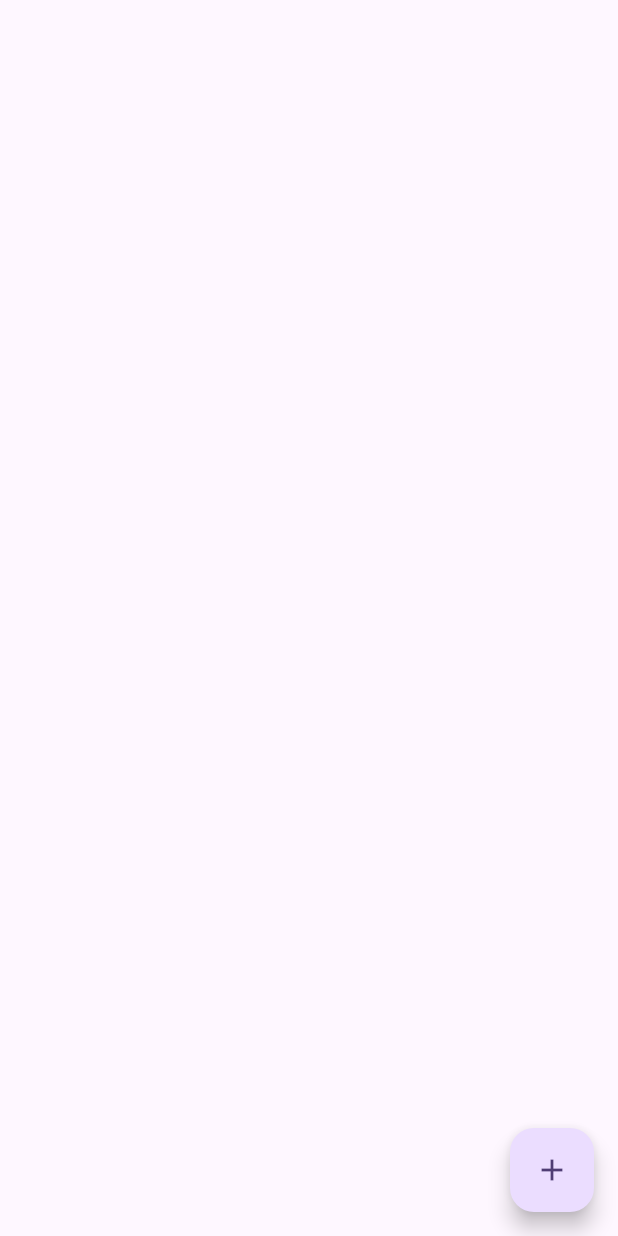
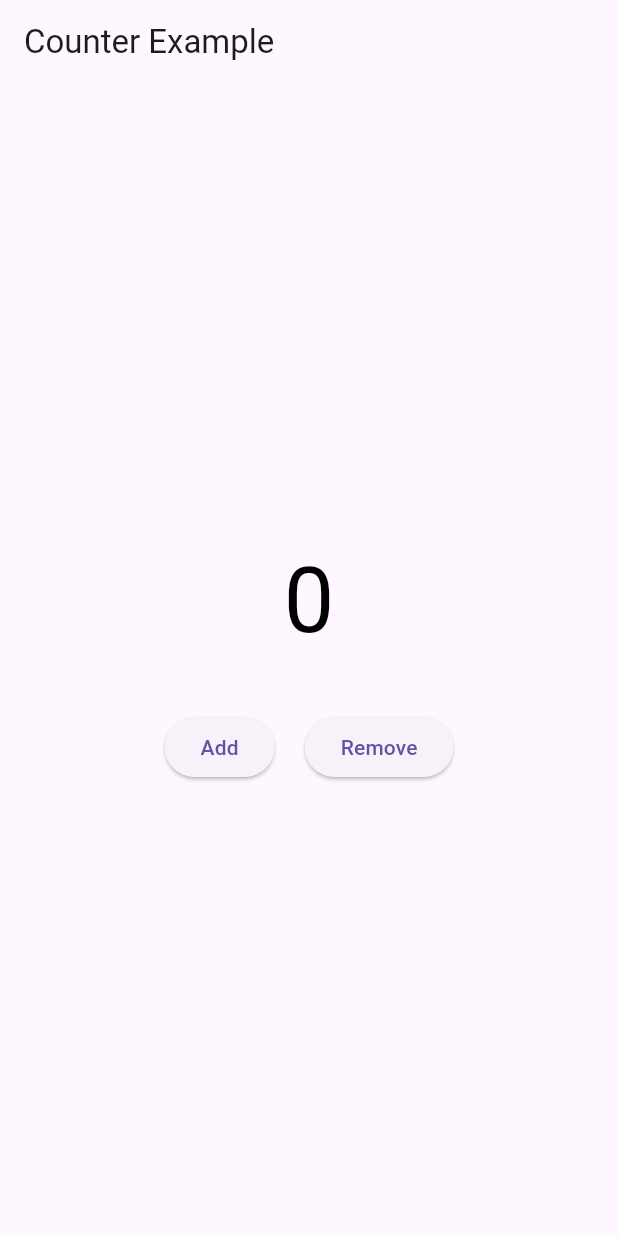
Before and after one commit to iliyasifa/bloc_flutter_tut, a Flutter app: the screen it shows after launch, on a phone screen of 412 x 824 dp. Run offline on Flutter 3.47's test engine with Material 3 defaults, Android fonts, the phone set to English and light mode, and no system bars; our stand-ins replace bloc, equatable, flutter_bloc.

Commit message:
feat: basic bloc used in counter

```diff
--- /dev/null
+++ b/lib/bloc/counter_bloc/counter_bloc.dart
@@ -0,0 +1,20 @@
+import 'package:bloc_flutter_tut/bloc/counter_bloc/counter_event.dart';
+import 'package:bloc_flutter_tut/bloc/counter_bloc/counter_state.dart';
+import 'package:bloc/bloc.dart';
+
+class CounterBloc extends Bloc<CounterEvent, CounterState> {
+  CounterBloc() : super(const CounterState()) {
+    on<IncrementCounter>(_increment);
+    on<DecrementCounter>(_decrement);
+  }
+
+  /// [_increment] method invoked when increment add button is tapped
+  void _increment(IncrementCounter event, Emitter<CounterState> emit) {
+    emit(state.copyWith(counter: state.counter + 1));
+  }
+
+  /// [_decrement] method invoked when decrement remove button is tapped
+  void _decrement(DecrementCounter event, Emitter<CounterState> emit) {
+    emit(state.copyWith(counter: state.counter - 1));
+  }
+}
--- /dev/null
+++ b/lib/bloc/counter_bloc/counter_event.dart
@@ -0,0 +1,12 @@
+import 'package:equatable/equatable.dart';
+
+abstract class CounterEvent extends Equatable {
+  const CounterEvent();
+
+  @override
+  List<Object> get props => [];
+}
+
+class IncrementCounter extends CounterEvent {}
+
+class DecrementCounter extends CounterEvent {}
--- /dev/null
+++ b/lib/bloc/counter_bloc/counter_state.dart
@@ -0,0 +1,15 @@
+import 'package:equatable/equatable.dart';
+
+class CounterState extends Equatable {
+  final int counter;
+  const CounterState({this.counter = 0});
+
+  CounterState copyWith({int? counter}) {
+    return CounterState(
+      counter: counter ?? this.counter,
+    );
+  }
+
+  @override
+  List<Object> get props => [counter];
+}
--- a/lib/main.dart
+++ b/lib/main.dart
@@ -1,5 +1,7 @@
-import 'package:bloc_flutter_tut/equatable_testing.dart';
+import 'package:bloc_flutter_tut/bloc/counter_bloc/counter_bloc.dart';
+import 'package:bloc_flutter_tut/view/counter_screen.dart';
 import 'package:flutter/material.dart';
+import 'package:flutter_bloc/flutter_bloc.dart';
 
 void main() {
   runApp(const MyApp());
@@ -10,14 +12,15 @@ class MyApp extends StatelessWidget {
 
   @override
   Widget build(BuildContext context) {
-    return MaterialApp(
-      title: 'Flutter Demo',
-      theme: ThemeData(
-        colorScheme: ColorScheme.fromSeed(seedColor: Colors.deepPurple),
-        useMaterial3: true,
+    return BlocProvider(
+      create: (_) => CounterBloc(),
+      child: MaterialApp(
+        title: 'Flutter Demo',
+        theme: ThemeData(
+          primarySwatch: Colors.blue,
+        ),
+        home: const CounterScreen(),
       ),
-      // home: const MyHomePage(title: 'Flutter Demo Home Page'),
-      home: const EquatableTesting(),
     );
   }
 }
--- /dev/null
+++ b/lib/view/counter_screen.dart
@@ -0,0 +1,72 @@
+import 'package:bloc_flutter_tut/bloc/counter_bloc/counter_bloc.dart';
+import 'package:bloc_flutter_tut/bloc/counter_bloc/counter_event.dart';
+import 'package:bloc_flutter_tut/bloc/counter_bloc/counter_state.dart';
+import 'package:flutter/material.dart';
+import 'package:flutter_bloc/flutter_bloc.dart';
+
+class CounterScreen extends StatefulWidget {
+  const CounterScreen({Key? key}) : super(key: key);
+  @override
+  State<CounterScreen> createState() => _CounterScreenState();
+}
+
+class _CounterScreenState extends State<CounterScreen> {
+  @override
+  Widget build(BuildContext context) {
+    return Scaffold(
+      appBar: AppBar(
+        title: const Text('Counter Example'),
+      ),
+      body: SafeArea(
+        child: Column(
+          crossAxisAlignment: CrossAxisAlignment.center,
+          mainAxisAlignment: MainAxisAlignment.center,
+          children: [
+            BlocBuilder<CounterBloc, CounterState>(
+              /// to avoid unnessary rebuild if the state is same
+              buildWhen: (previous, current) =>
+                  previous.counter != current.counter,
+
+              /// returns state widget
+              builder: (context, state) {
+                return Center(
+                  child: Text(
+                    state.counter.toString(),
+                    style: const TextStyle(
+                      color: Colors.black,
+                      fontSize: 60,
+                    ),
+                  ),
+                );
+              },
+            ),
+            const SizedBox(height: 30),
+            Row(
+              mainAxisAlignment: MainAxisAlignment.center,
+              crossAxisAlignment: CrossAxisAlignment.center,
+              children: [
+                ElevatedButton(
+                  onPressed: () {
+                    /// to increment
+                    context.read<CounterBloc>().add(IncrementCounter());
+                  },
+                  child: const Text('Add'),
+                ),
+                const SizedBox(
+                  width: 20,
+                ),
+                ElevatedButton(
+                  onPressed: () {
+                    /// to decrement
+                    context.read<CounterBloc>().add(DecrementCounter());
+                  },
+                  child: const Text('Remove'),
+                ),
+              ],
+            )
+          ],
+        ),
+      ),
+    );
+  }
+}
--- a/pubspec.yaml
+++ b/pubspec.yaml
@@ -35,7 +35,9 @@ dependencies:
   # The following adds the Cupertino Icons font to your application.
   # Use with the CupertinoIcons class for iOS style icons.
   cupertino_icons: ^1.0.2
-  equatable:
+  equatable: ^2.0.5
+  bloc: ^8.1.2
+  flutter_bloc: ^8.1.3
 
 dev_dependencies:
   flutter_test:
```
Also changed, not shown: pubspec.lock.
